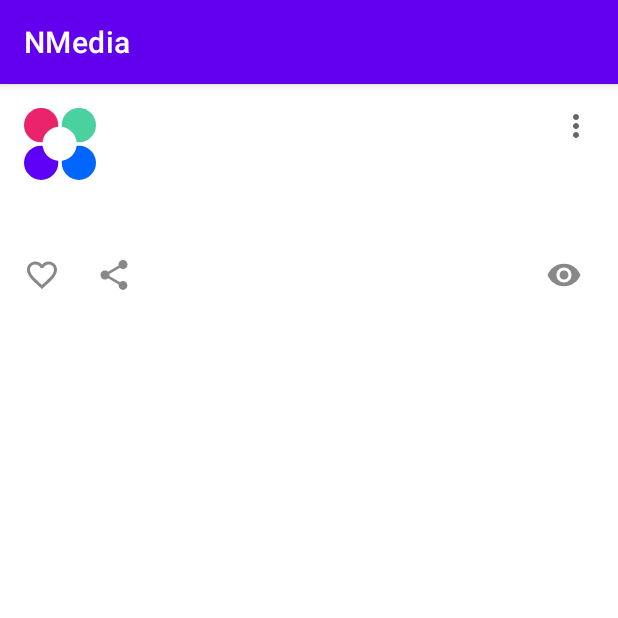
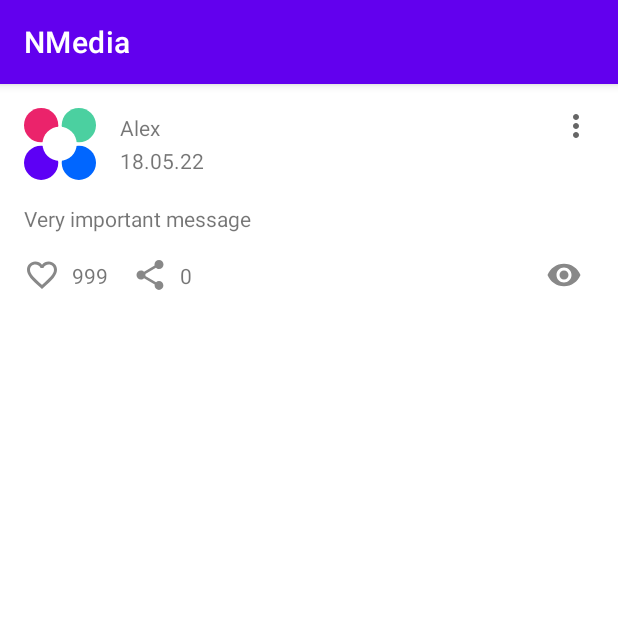
Before and after one commit to niwtyak/NMedia, an Android app: the screen it shows after launch (MainActivity), on a phone screen of 412 x 824 dp, the top half of it. Run offline under Robolectric (Android 15) with nearby library versions, the phone set to English and light mode, and no system bars.

Commit message:
Likes&shared counter added

```diff
--- a/app/build.gradle
+++ b/app/build.gradle
@@ -14,6 +14,10 @@ android {
         versionName "1.0"
 
         testInstrumentationRunner "androidx.test.runner.AndroidJUnitRunner"
+    }
+
+    buildFeatures{
+        viewBinding=true
     }
 
     buildTypes {
--- a/app/src/main/java/alex/pakshin/ru/netology/nmedia/MainActivity.kt
+++ b/app/src/main/java/alex/pakshin/ru/netology/nmedia/MainActivity.kt
@@ -1,11 +1,52 @@
 package alex.pakshin.ru.netology.nmedia
 
+import alex.pakshin.ru.netology.nmedia.databinding.ActivityMainBinding
+import android.os.Bundle
 import androidx.appcompat.app.AppCompatActivity
-import android.os.Bundle
+import java.text.DecimalFormat
 
 class MainActivity : AppCompatActivity() {
     override fun onCreate(savedInstanceState: Bundle?) {
         super.onCreate(savedInstanceState)
-        setContentView(R.layout.activity_main)
+        val binding = ActivityMainBinding.inflate(layoutInflater)
+        setContentView(binding.root)
+
+        val post: Post = Post(0, "Alex", "Very important message", "18.05.22", false, 999)
+        binding.render(post)
+
+        binding.likeIcon.setOnClickListener {
+            post.liked = !post.liked
+            if (post.liked) ++post.likeCount else --post.likeCount
+            binding.likeIcon.setImageResource(getLikeIcon(post.liked))
+            binding.likeCount.text = getDecimalFormat(post.likeCount)
+        }
+
+        binding.shareIcon.setOnClickListener {
+            ++post.shareCount
+            binding.shareCount.text = getDecimalFormat(post.shareCount)
+        }
     }
+
+    private fun ActivityMainBinding.render(post: Post) {
+        authorName.text = post.author
+        date.text = post.published
+        content.text = post.content
+        likeIcon.setImageResource(getLikeIcon(post.liked))
+        likeCount.text = getDecimalFormat(post.likeCount)
+        shareCount.text = getDecimalFormat(post.shareCount)
+    }
+
+
+    private fun getLikeIcon(liked: Boolean) =
+        if (liked) R.drawable.ic_liked_24dp else R.drawable.ic_like_24dp
+
+    private fun getDecimalFormat(count: Int): String = when {
+        count < 1000 -> count.toString()
+        (count<10000 && count%1000/100==0) || count in 10000..1000000 -> "${(count / 1000)}K"
+        count < 10000 ->  "${(count / 100 /10.0)}K"
+        (count<10000000 && count%1000000/100000==0) || count in 10000000..1000000000 -> "${(count / 1000000)}M"
+        count < 10000000 ->  "${(count / 100000 /10.0)}M"
+        else -> ""
+    }
+
 }
--- /dev/null
+++ b/app/src/main/java/alex/pakshin/ru/netology/nmedia/Post.kt
@@ -0,0 +1,11 @@
+package alex.pakshin.ru.netology.nmedia
+
+data class Post(
+    val id:Long,
+    val author:String,
+    val content:String,
+    val published:String,
+    var liked:Boolean = false,
+    var likeCount:Int = 0,
+    var shareCount:Int = 0,
+)
--- /dev/null
+++ b/app/src/main/res/drawable/ic_liked_24dp.xml
@@ -0,0 +1,5 @@
+<vector android:height="24dp" android:tint="#FF0000"
+    android:viewportHeight="24" android:viewportWidth="24"
+    android:width="24dp" xmlns:android="http://schemas.android.com/apk/res/android">
+    <path android:fillColor="@android:color/white" android:pathData="M12,21.35l-1.45,-1.32C5.4,15.36 2,12.28 2,8.5 2,5.42 4.42,3 7.5,3c1.74,0 3.41,0.81 4.5,2.09C13.09,3.81 14.76,3 16.5,3 19.58,3 22,5.42 22,8.5c0,3.78 -3.4,6.86 -8.55,11.54L12,21.35z"/>
+</vector>
--- a/app/src/main/res/layout/activity_main.xml
+++ b/app/src/main/res/layout/activity_main.xml
@@ -76,82 +76,76 @@
         android:layout_width="wrap_content"
         android:layout_height="wrap_content"
         app:barrierDirection="bottom"
-        app:constraint_referenced_ids="content"/>
+        app:constraint_referenced_ids="content" />
+
+    <androidx.appcompat.widget.AppCompatImageButton
+        android:id="@+id/likeIcon"
+        android:layout_width="wrap_content"
+        android:layout_height="wrap_content"
+        android:layout_marginTop="@dimen/common_spacing"
+        android:background="@android:color/transparent"
+        android:src="@drawable/ic_like_24dp"
+        app:layout_constraintEnd_toStartOf="@id/likeCount"
+        app:layout_constraintStart_toStartOf="parent"
+        app:layout_constraintTop_toBottomOf="@id/barrier2" />
+
+    <androidx.appcompat.widget.AppCompatTextView
+        android:id="@+id/likeCount"
+        android:layout_width="wrap_content"
+        android:layout_height="wrap_content"
+        android:layout_marginStart="8dp"
+        android:layout_marginTop="@dimen/common_spacing"
+        app:layout_constraintBottom_toBottomOf="@id/likeIcon"
+        app:layout_constraintStart_toEndOf="@id/likeIcon"
+        app:layout_constraintTop_toBottomOf="@id/barrier2"
+        tools:text="123" />
+
+    <androidx.appcompat.widget.AppCompatImageButton
+        android:id="@+id/shareIcon"
+        android:layout_width="wrap_content"
+        android:layout_height="wrap_content"
+        android:layout_marginStart="@dimen/common_spacing"
+        android:layout_marginTop="@dimen/common_spacing"
+        android:background="@android:color/transparent"
+        android:src="@drawable/ic_share_24dp"
+        app:layout_constraintEnd_toStartOf="@id/shareCount"
+        app:layout_constraintStart_toEndOf="@id/likeCount"
+        app:layout_constraintTop_toBottomOf="@id/barrier2" />
+
+    <androidx.appcompat.widget.AppCompatTextView
+        android:id="@+id/shareCount"
+        android:layout_width="wrap_content"
+        android:layout_height="wrap_content"
+        android:layout_marginStart="8dp"
+        android:layout_marginTop="@dimen/common_spacing"
+        app:layout_constraintBottom_toBottomOf="@id/shareIcon"
+        app:layout_constraintStart_toEndOf="@id/shareIcon"
+        app:layout_constraintTop_toBottomOf="@id/barrier2"
+        tools:text="123" />
 
     <androidx.appcompat.widget.AppCompatImageView
+        android:id="@+id/viewIcon"
         android:layout_width="wrap_content"
         android:layout_height="wrap_content"
-        android:id="@+id/likeIcon"
-        android:src="@drawable/ic_like_24dp"
+        android:layout_marginTop="@dimen/common_spacing"
+        android:layout_marginEnd="8dp"
+        android:src="@drawable/ic_views_24dp"
+        app:layout_constraintEnd_toStartOf="@id/viewCount"
         app:layout_constraintTop_toBottomOf="@id/barrier2"
-        android:layout_marginTop="@dimen/common_spacing"
-        app:layout_constraintStart_toStartOf="parent"
-        app:layout_constraintEnd_toStartOf="@id/likeCount"
-        />
-
-    <androidx.appcompat.widget.AppCompatTextView
-        android:layout_width="wrap_content"
-        android:layout_height="wrap_content"
-        android:id="@+id/likeCount"
-        tools:text="123"
-        app:layout_constraintStart_toEndOf="@id/likeIcon"
-        app:layout_constraintTop_toBottomOf="@id/barrier2"
-        app:layout_constraintBottom_toBottomOf="@id/likeIcon"
-        android:layout_marginTop="@dimen/common_spacing"
-        android:layout_marginStart="8dp"
-        />
-
-    <androidx.appcompat.widget.AppCompatImageView
-        android:layout_width="wrap_content"
-        android:layout_height="wrap_content"
-        android:id="@+id/shareIcon"
-        android:src="@drawable/ic_share_24dp"
-        app:layout_constraintTop_toBottomOf="@id/barrier2"
-        android:layout_marginTop="@dimen/common_spacing"
-        app:layout_constraintStart_toEndOf="@id/likeCount"
-        android:layout_marginStart="@dimen/common_spacing"
-        app:layout_constraintEnd_toStartOf="@id/shareCount"
-        />
-
-    <androidx.appcompat.widget.AppCompatTextView
-        android:layout_width="wrap_content"
-        android:layout_height="wrap_content"
-        android:id="@+id/shareCount"
-        tools:text="123"
-        app:layout_constraintStart_toEndOf="@id/shareIcon"
-        app:layout_constraintTop_toBottomOf="@id/barrier2"
-        app:layout_constraintBottom_toBottomOf="@id/shareIcon"
-        android:layout_marginTop="@dimen/common_spacing"
-        android:layout_marginStart="8dp"
-        />
-
-    <androidx.appcompat.widget.AppCompatImageView
-        android:layout_width="wrap_content"
-        android:layout_height="wrap_content"
-        android:id="@+id/viewIcon"
-        android:src="@drawable/ic_views_24dp"
-        app:layout_constraintTop_toBottomOf="@id/barrier2"
-        android:layout_marginTop="@dimen/common_spacing"
-        app:layout_constraintEnd_toStartOf="@id/viewCount"
-        android:layout_marginEnd="8dp"
 
 
         />
 
     <androidx.appcompat.widget.AppCompatTextView
+        android:id="@+id/viewCount"
         android:layout_width="wrap_content"
         android:layout_height="wrap_content"
-        android:id="@+id/viewCount"
-        tools:text="123"
-        app:layout_constraintTop_toBottomOf="@id/barrier2"
+        android:layout_marginStart="8dp"
+        android:layout_marginTop="@dimen/common_spacing"
         app:layout_constraintBottom_toBottomOf="@id/viewIcon"
         app:layout_constraintEnd_toEndOf="parent"
-        android:layout_marginTop="@dimen/common_spacing"
-        android:layout_marginStart="8dp"
-        />
-
-
-
+        app:layout_constraintTop_toBottomOf="@id/barrier2"
+        tools:text="123" />
 
 
 </androidx.constraintlayout.widget.ConstraintLayout>
```
